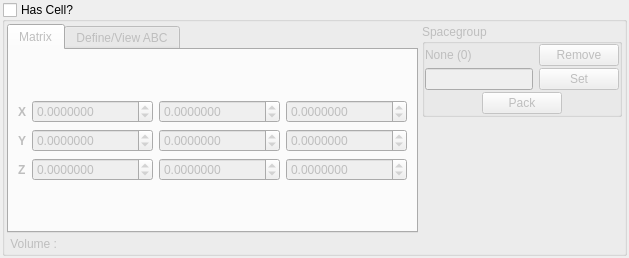
Old version of the form trunk/src/gui/celldefine.ui in the repository trisyoungs/aten.
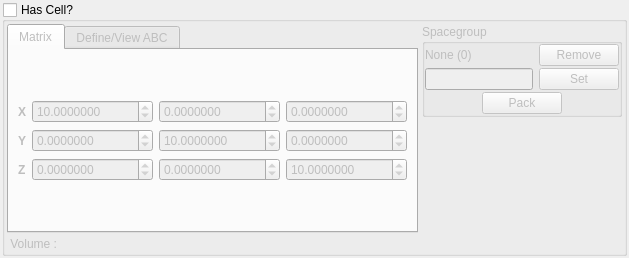
New version of the form. Icons and pictures are not drawn.

Commit message: Fixed - Default cell size in Cell Define window was all zero. Fixed - Drawing of oriented (not anchored) fragments was broken.

```diff
--- a/trunk/src/gui/celldefine.ui
+++ b/trunk/src/gui/celldefine.ui
@@ -51,16 +51,8 @@
           <property name="currentIndex" >
            <number>0</number>
           </property>
-          <widget class="QWidget" name="CellMatrixTab" >
-           <property name="geometry" >
-            <rect>
-             <x>0</x>
-             <y>0</y>
-             <width>308</width>
-             <height>174</height>
-            </rect>
-           </property>
-           <attribute name="title" >
+          <widget class="QWidget" name="CellMatrixTab">
+           <attribute name="title">
             <string>Matrix</string>
            </attribute>
            <layout class="QVBoxLayout" name="verticalLayout_3" >
@@ -105,6 +97,9 @@
                 <property name="maximum" >
                  <double>10000000.000000000000000</double>
                 </property>
+                <property name="value">
+                 <double>10.000000000000000</double>
+                </property>
                </widget>
               </item>
               <item row="0" column="2" >
@@ -212,6 +207,9 @@
                 <property name="maximum" >
                  <double>10000000.000000000000000</double>
                 </property>
+                <property name="value">
+                 <double>10.000000000000000</double>
+                </property>
                </widget>
               </item>
               <item row="1" column="3" >
@@ -319,6 +317,9 @@
                 <property name="maximum" >
                  <double>10000000.000000000000000</double>
                 </property>
+                <property name="value">
+                 <double>10.000000000000000</double>
+                </property>
                </widget>
               </item>
              </layout>
```
Left out of the diff: 566 changed lines with no effect on the pictures. The commit also changes 5 other files.
